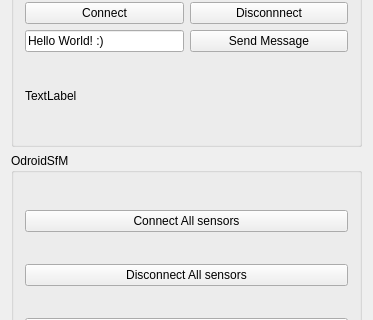
Qt form ClientWindow.ui (SilvioGiancola/Kinect2TCPIP) before a commit; both pictures show x 0 to 373 and y 150 to 470 of the 373 by 621 pixel window.
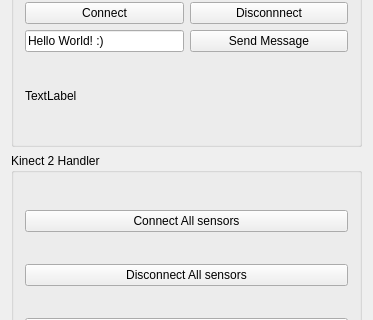
The same form after that commit.

What changed in the file:
```diff
--- a/ClientWindow.ui
+++ b/ClientWindow.ui
@@ -90,7 +90,7 @@
     <item row="1" column="0">
      <widget class="QGroupBox" name="groupBox_2">
       <property name="title">
-       <string>OdroidSfM</string>
+       <string>Kinect 2 Handler</string>
       </property>
       <layout class="QGridLayout" name="gridLayout_3">
        <item row="1" column="0">
```
Left out of the diff: 2 changed lines with no effect on the pictures.
